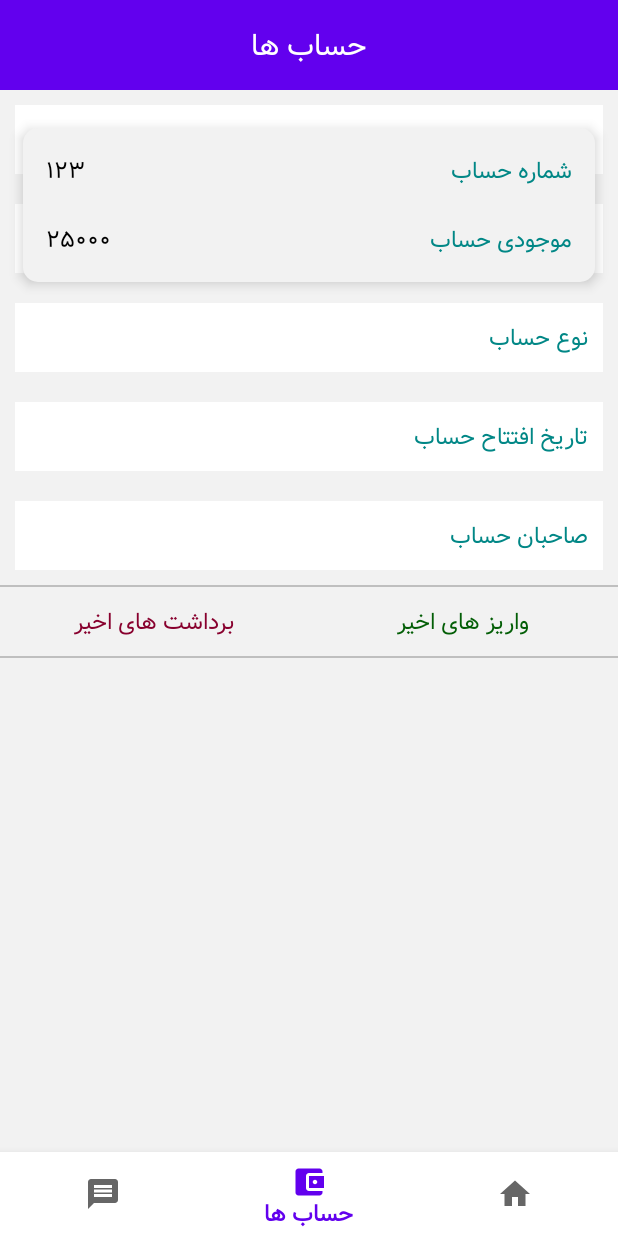
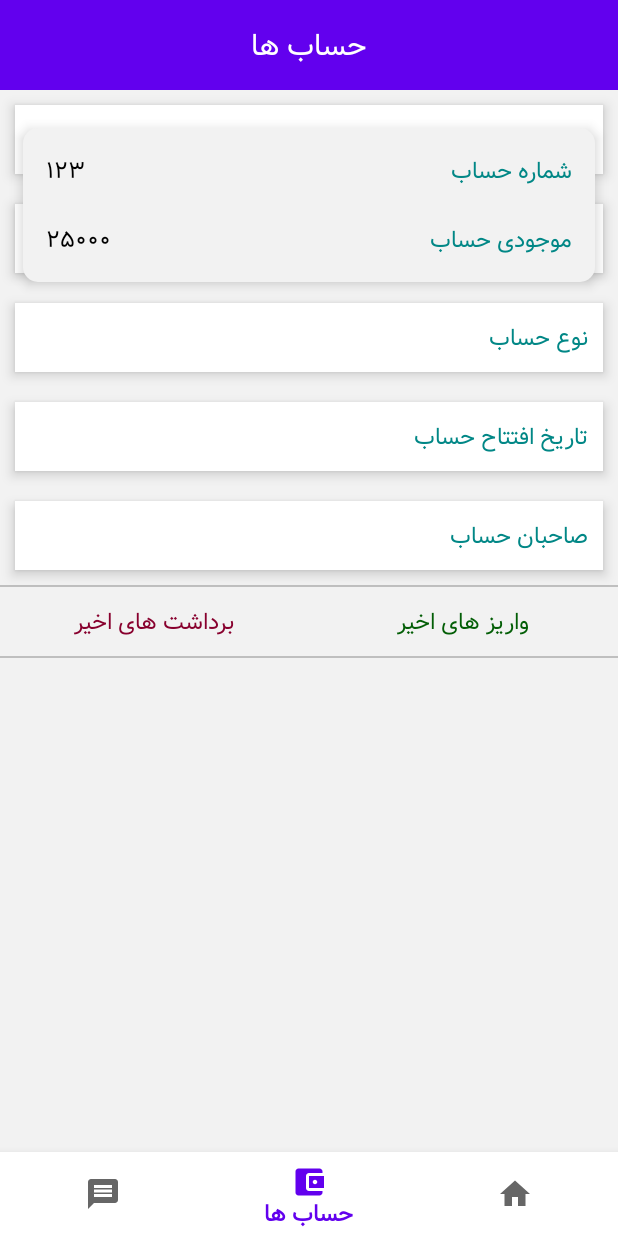
Before and after one commit to m-derakhshan/SecurityProject_992, an Android app: the fragment AccountDetailsFragment placed in its activity, item 2 of the bottom bar chosen, on a phone screen of 412 x 824 dp. Run offline under Robolectric (Android 15) with nearby library versions, the phone set to English and light mode, and no system bars; our stand-ins replace Volley, data binding; network calls fail; 1 statement that could not run was skipped.

Commit message:
some little changes

```diff
--- a/MyBank/app/src/main/AndroidManifest.xml
+++ b/MyBank/app/src/main/AndroidManifest.xml
@@ -11,12 +11,14 @@
         android:supportsRtl="true"
         android:theme="@style/Theme.MyBank">
         <activity android:name=".login.LoginActivity">
+
+        </activity>
+        <activity android:name=".MainActivity">
             <intent-filter>
                 <action android:name="android.intent.action.MAIN" />
                 <category android:name="android.intent.category.LAUNCHER" />
             </intent-filter>
         </activity>
-        <activity android:name=".MainActivity"/>
     </application>
 
 </manifest>
--- a/MyBank/app/src/main/java/m/derakhshan/mybank/accounts/AccountsFragment.kt
+++ b/MyBank/app/src/main/java/m/derakhshan/mybank/accounts/AccountsFragment.kt
@@ -33,6 +33,9 @@ class AccountsFragment : Fragment(), AccountClickListener {
             this.layoutManager = LinearLayoutManager(requireContext())
             this.adapter = myAdapter
         }
+        binding.refresh.setOnRefreshListener {
+            getAccounts()
+        }
 
         getAccounts()
 
@@ -40,6 +43,7 @@ class AccountsFragment : Fragment(), AccountClickListener {
     }
 
     private fun getAccounts() {
+        binding.refresh.isRefreshing = false
         val accounts = ArrayList<AccountsModel>()
         accounts.add(AccountsModel(
             id = "1",
@@ -68,6 +72,7 @@ class AccountsFragment : Fragment(), AccountClickListener {
         myAdapter.submitList(accounts)
     }
 
+
     override fun onClick(account: AccountsModel) {
         val info = Bundle()
         info.putParcelable("info", account)
--- a/MyBank/app/src/main/java/m/derakhshan/mybank/messages/MessageListener.kt
+++ b/MyBank/app/src/main/java/m/derakhshan/mybank/messages/MessageListener.kt
@@ -1,10 +1,13 @@
 package m.derakhshan.mybank.messages
+
+import java.text.FieldPosition
 
 interface MessageListener {
     fun onClickListener(
+        position: Int,
         accept: Boolean,
         integrity: String?,
         confidentiality: String?,
-        req: JoinAccountModel?
+        req: JoinAccountModel
     )
 }
--- a/MyBank/app/src/main/res/layout/account_item_model.xml
+++ b/MyBank/app/src/main/res/layout/account_item_model.xml
@@ -39,6 +39,7 @@
             android:layout_marginTop="20dp"
             android:orientation="horizontal">
 
+
             <TextView
                 android:layout_width="wrap_content"
                 android:layout_height="wrap_content"
--- a/MyBank/app/src/main/res/layout/fragment_account_details.xml
+++ b/MyBank/app/src/main/res/layout/fragment_account_details.xml
@@ -50,6 +50,7 @@
                 android:orientation="vertical">
 
                 <LinearLayout
+                    android:elevation="5dp"
                     android:layout_width="match_parent"
                     android:layout_height="wrap_content"
                     android:layout_margin="10dp"
@@ -76,6 +77,7 @@
                 </LinearLayout>
 
                 <LinearLayout
+                    android:elevation="5dp"
                     android:layout_width="match_parent"
                     android:layout_height="wrap_content"
                     android:layout_margin="10dp"
@@ -102,6 +104,7 @@
                 </LinearLayout>
 
                 <LinearLayout
+                    android:elevation="5dp"
                     android:layout_width="match_parent"
                     android:layout_height="wrap_content"
                     android:layout_margin="10dp"
@@ -128,6 +131,7 @@
                 </LinearLayout>
 
                 <LinearLayout
+                    android:elevation="5dp"
                     android:layout_width="match_parent"
                     android:layout_height="wrap_content"
                     android:layout_margin="10dp"
@@ -154,6 +158,7 @@
                 </LinearLayout>
 
                 <LinearLayout
+                    android:elevation="5dp"
                     android:layout_width="match_parent"
                     android:layout_height="wrap_content"
                     android:layout_margin="10dp"
--- a/MyBank/app/src/main/res/layout/fragment_accounts.xml
+++ b/MyBank/app/src/main/res/layout/fragment_accounts.xml
@@ -24,13 +24,20 @@
                 android:textSize="20sp" />
         </RelativeLayout>
 
-        <androidx.recyclerview.widget.RecyclerView
-            android:id="@+id/recyclerView"
+        <androidx.swiperefreshlayout.widget.SwipeRefreshLayout
+            android:id="@+id/refresh"
             android:layout_width="match_parent"
             android:layout_height="0dp"
-            android:layout_weight="1"
-            android:clipToPadding="false"
-            android:paddingTop="10dp" />
+            android:layout_weight="1">
+
+            <androidx.recyclerview.widget.RecyclerView
+                android:id="@+id/recyclerView"
+                android:layout_width="match_parent"
+                android:layout_height="match_parent"
+                android:clipToPadding="false"
+                android:paddingTop="10dp" />
+        </androidx.swiperefreshlayout.widget.SwipeRefreshLayout>
+
 
     </LinearLayout>
 </layout>
--- a/MyBank/app/src/main/res/layout/fragment_main.xml
+++ b/MyBank/app/src/main/res/layout/fragment_main.xml
@@ -86,6 +86,8 @@
                 tools:ignore="ContentDescription" />
 
             <TextView
+                android:paddingEnd="8dp"
+                android:paddingStart="8dp"
                 android:layout_width="wrap_content"
                 android:layout_height="wrap_content"
                 android:text="@string/transfer_money"
--- a/MyBank/app/src/main/res/values/strings.xml
+++ b/MyBank/app/src/main/res/values/strings.xml
@@ -21,9 +21,12 @@
     <string name="choose_confidentiality_type">انتخاب نوع محرمانگی:</string>
     <string name="choose_integrity_type">انتخاب نوع صحت:</string>
     <string name="balance_init">موجودی اولیه حساب</string>
+
+
     <string name="get_money">برداشت وجه</string>
     <string name="transfer_money">واریز وجه</string>
     <string name="join_account">اشتراک حساب</string>
+
     <string name="account_number">شماره حساب</string>
     <string name="account_open_date">تاریخ افتتاح حساب</string>
     <string name="account_owner">صاحبان حساب</string>
```
Also changed, not shown: MyBank/app/src/main/java/m/derakhshan/mybank/messages/MessageRecyclerViewAdapter.kt (+5 -3 lines), MyBank/app/src/main/java/m/derakhshan/mybank/messages/MessagesFragment.kt (+26 -14 lines).
